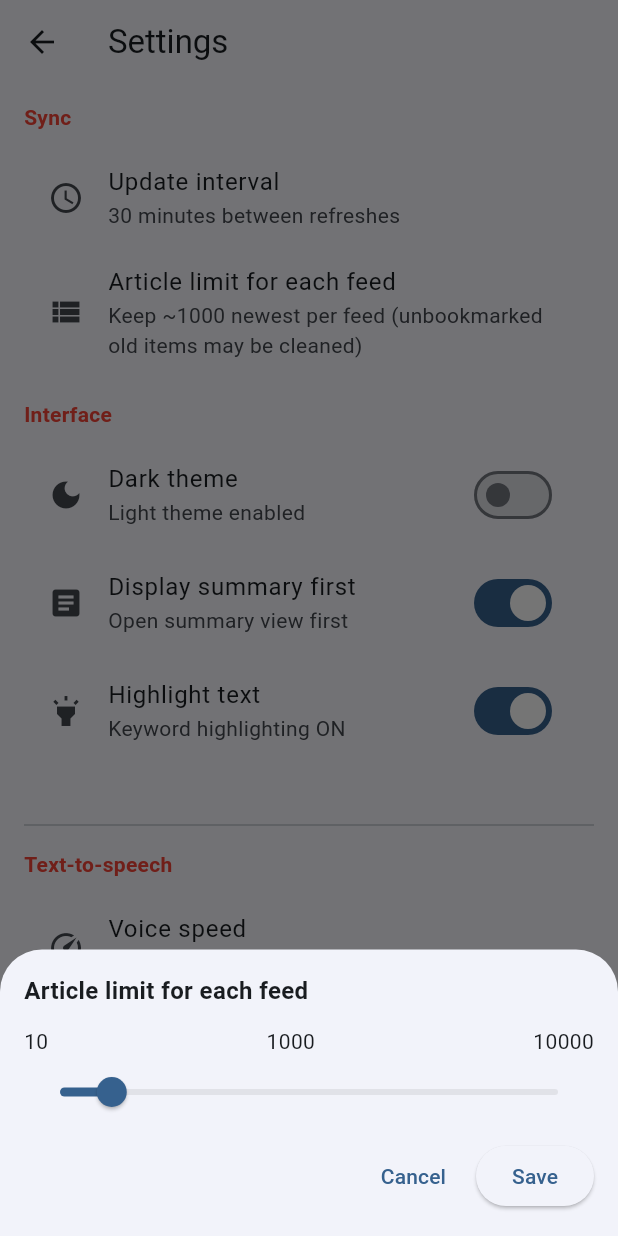
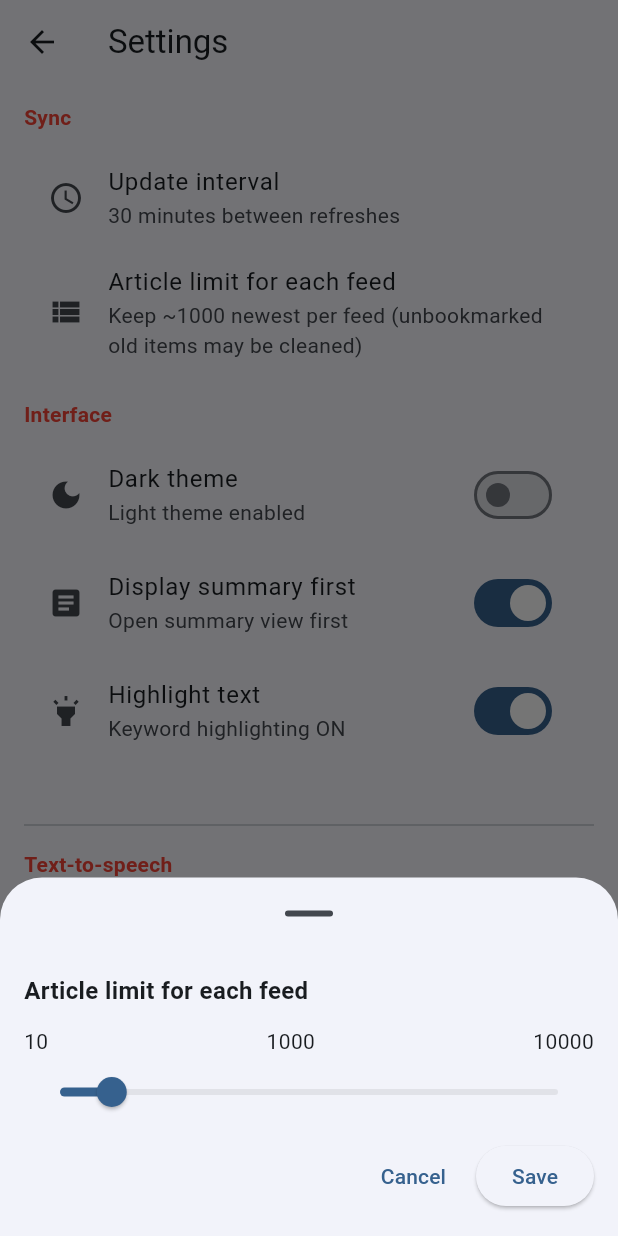
Before and after one commit to TeyJunChengLearn/rrsnewsreadertjc, a Flutter app: the SettingsPage screen opened directly, after a tap on "Article limit for each feed", on a phone screen of 412 x 824 dp. Run offline on Flutter 3.47's test engine with Material 3 defaults, Android fonts, the phone set to English and light mode, and no system bars; our stand-ins replace audio_service, flutter_local_notifications, flutter_tts, rxdart, share_plus, shared_preferences and 2 more; missing offline and left inert: google_mlkit_language_id, google_mlkit_translation, webfeed_plus; accounts and stored records are empty.

Commit message:
77th commit

```diff
--- a/lib/screens/settings_page.dart
+++ b/lib/screens/settings_page.dart
@@ -100,11 +100,19 @@ class SettingsPage extends StatelessWidget {
 
               await showModalBottomSheet<void>(
                 context: context,
+                isScrollControlled: true,
+                showDragHandle: true,
                 builder: (context) {
                   return StatefulBuilder(
                     builder: (context, setSheetState) {
-                      return Padding(
-                        padding: const EdgeInsets.all(16),
+                      return SingleChildScrollView(
+                        child: Padding(
+                          padding: EdgeInsets.only(
+                            left: 16,
+                            right: 16,
+                            top: 16,
+                            bottom: MediaQuery.of(context).viewInsets.bottom + 16,
+                          ),
                           child: Column(
                             mainAxisSize: MainAxisSize.min,
                             crossAxisAlignment: CrossAxisAlignment.start,
@@ -156,6 +164,7 @@ class SettingsPage extends StatelessWidget {
                                 ],
                               ),
                             ],
+                          ),
                         ),
                       );
                     },
@@ -233,12 +242,19 @@ class SettingsPage extends StatelessWidget {
 
               await showModalBottomSheet<void>(
                 context: context,
+                isScrollControlled: true,
                 showDragHandle: true,
                 builder: (context) {
                   return StatefulBuilder(
                     builder: (context, setSheetState) {
-                      return Padding(
-                        padding: const EdgeInsets.all(16),
+                      return SingleChildScrollView(
+                        child: Padding(
+                          padding: EdgeInsets.only(
+                            left: 16,
+                            right: 16,
+                            top: 16,
+                            bottom: MediaQuery.of(context).viewInsets.bottom + 16,
+                          ),
                           child: Column(
                             mainAxisSize: MainAxisSize.min,
                             crossAxisAlignment: CrossAxisAlignment.start,
@@ -302,6 +318,7 @@ class SettingsPage extends StatelessWidget {
                                 ],
                               ),
                             ],
+                          ),
                         ),
                       );
                     },
```
Also changed, not shown: .claude/settings.local.json. Lines whose indentation alone changed are shown as unchanged.
